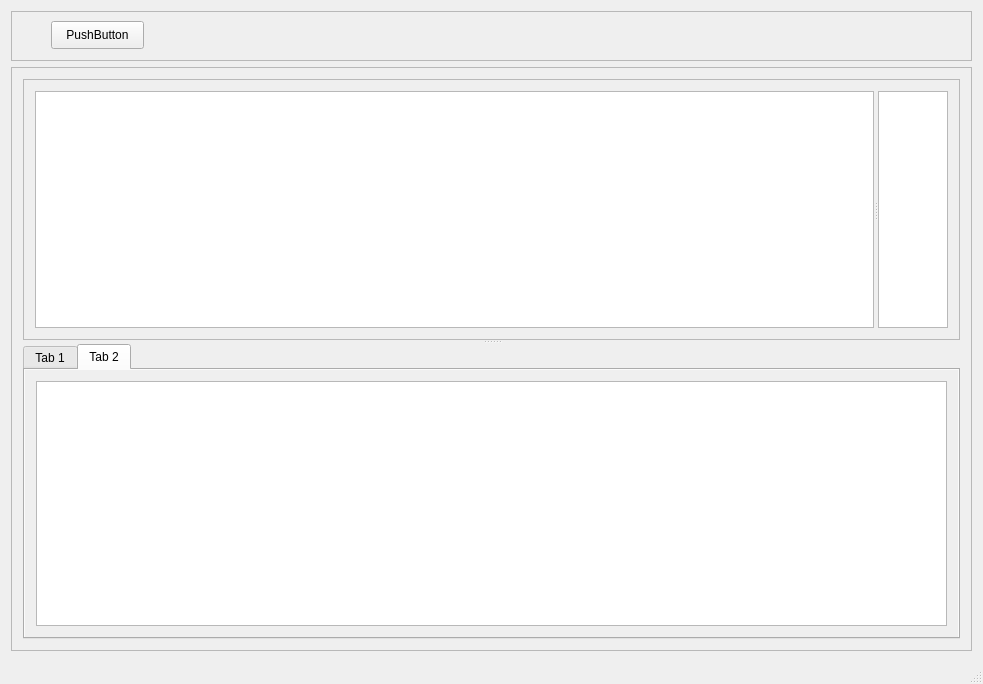
The window that mtTorrentGui/mtTorrentGui.ui (RazielXT/mtTorrent) describes before a commit, drawn with Qt 5.
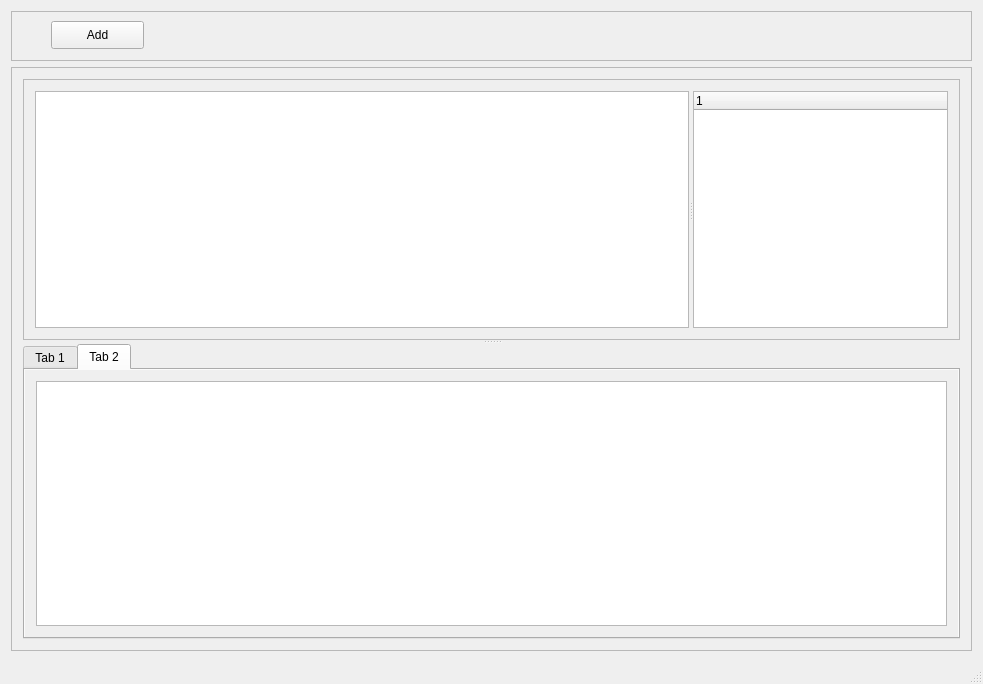
The same window after the commit.

Commit message: added basic add torrent call from ui

Diff of the .ui file:
```diff
--- a/mtTorrentGui/mtTorrentGui.ui
+++ b/mtTorrentGui/mtTorrentGui.ui
@@ -54,7 +54,7 @@
         </rect>
        </property>
        <property name="text">
-        <string>PushButton</string>
+        <string>Add</string>
        </property>
       </widget>
      </widget>
@@ -121,7 +121,7 @@
                </sizepolicy>
               </property>
              </widget>
-             <widget class="QTableWidget" name="tableWidget">
+             <widget class="QTreeWidget" name="treeWidget">
               <property name="sizePolicy">
                <sizepolicy hsizetype="Preferred" vsizetype="Preferred">
                 <horstretch>0</horstretch>
@@ -131,12 +131,11 @@
               <property name="sizeAdjustPolicy">
                <enum>QAbstractScrollArea::AdjustToContents</enum>
               </property>
-              <attribute name="horizontalHeaderShowSortIndicator" stdset="0">
-               <bool>false</bool>
-              </attribute>
-              <attribute name="horizontalHeaderStretchLastSection">
-               <bool>true</bool>
-              </attribute>
+              <column>
+               <property name="text">
+                <string notr="true">1</string>
+               </property>
+              </column>
              </widget>
             </widget>
            </item>
```
Left out of the diff: 22 changed lines with no effect on the pictures. The commit also changes 17 other files.
